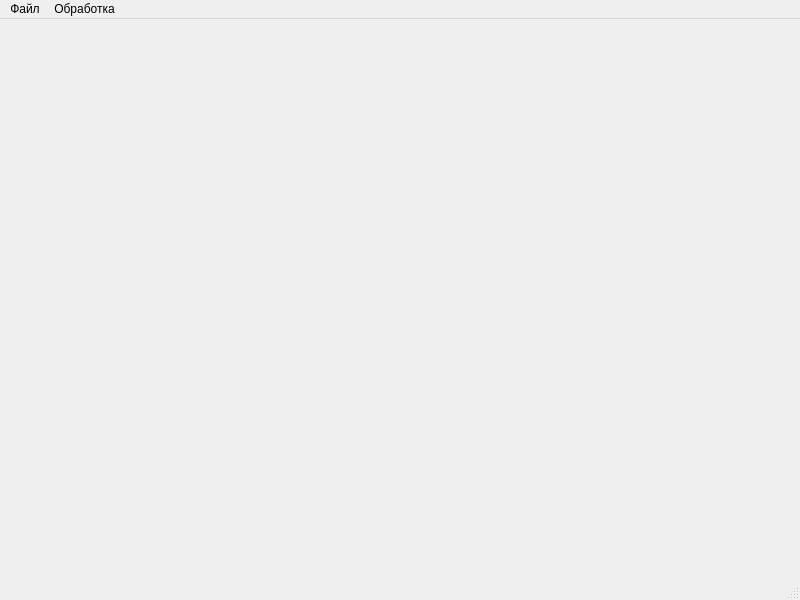
This is lab_EData/forms/qt_forms/mainwindow.ui in ziminyuri/experimental_data as Qt 5 draws it before an edit. The edited form follows.
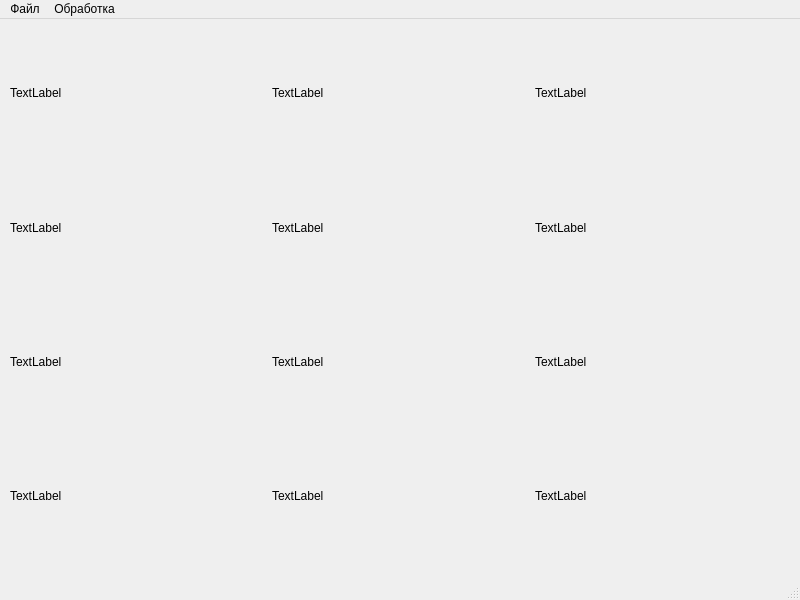
This is the edited form.

Patch:
```diff
--- a/lab_EData/forms/qt_forms/mainwindow.ui
+++ b/lab_EData/forms/qt_forms/mainwindow.ui
@@ -13,7 +13,107 @@
   <property name="windowTitle">
    <string>Обработка и анализ данных</string>
   </property>
-  <widget class="QWidget" name="centralwidget"/>
+  <widget class="QWidget" name="centralwidget">
+   <widget class="QWidget" name="gridLayoutWidget">
+    <property name="geometry">
+     <rect>
+      <x>10</x>
+      <y>10</y>
+      <width>781</width>
+      <height>531</height>
+     </rect>
+    </property>
+    <layout class="QGridLayout" name="gridLayout">
+     <item row="0" column="0">
+      <widget class="QLabel" name="label_for_model_1">
+       <property name="autoFillBackground">
+        <bool>false</bool>
+       </property>
+       <property name="text">
+        <string>TextLabel</string>
+       </property>
+      </widget>
+     </item>
+     <item row="2" column="1">
+      <widget class="QLabel" name="label_for_model_4">
+       <property name="text">
+        <string>TextLabel</string>
+       </property>
+      </widget>
+     </item>
+     <item row="1" column="0">
+      <widget class="QLabel" name="label_model_1">
+       <property name="text">
+        <string>TextLabel</string>
+       </property>
+      </widget>
+     </item>
+     <item row="2" column="0">
+      <widget class="QLabel" name="label_for_model_2">
+       <property name="text">
+        <string>TextLabel</string>
+       </property>
+      </widget>
+     </item>
+     <item row="0" column="2">
+      <widget class="QLabel" name="label_for_model_5">
+       <property name="text">
+        <string>TextLabel</string>
+       </property>
+      </widget>
+     </item>
+     <item row="0" column="1">
+      <widget class="QLabel" name="label_for_model_3">
+       <property name="text">
+        <string>TextLabel</string>
+       </property>
+      </widget>
+     </item>
+     <item row="2" column="2">
+      <widget class="QLabel" name="label_for_model_6">
+       <property name="text">
+        <string>TextLabel</string>
+       </property>
+      </widget>
+     </item>
+     <item row="3" column="0">
+      <widget class="QLabel" name="label_model_2">
+       <property name="text">
+        <string>TextLabel</string>
+       </property>
+      </widget>
+     </item>
+     <item row="1" column="1">
+      <widget class="QLabel" name="label_model_3">
+       <property name="text">
+        <string>TextLabel</string>
+       </property>
+      </widget>
+     </item>
+     <item row="3" column="1">
+      <widget class="QLabel" name="label_model_4">
+       <property name="text">
+        <string>TextLabel</string>
+       </property>
+      </widget>
+     </item>
+     <item row="1" column="2">
+      <widget class="QLabel" name="label_model_5">
+       <property name="text">
+        <string>TextLabel</string>
+       </property>
+      </widget>
+     </item>
+     <item row="3" column="2">
+      <widget class="QLabel" name="label_model_6">
+       <property name="text">
+        <string>TextLabel</string>
+       </property>
+      </widget>
+     </item>
+    </layout>
+   </widget>
+  </widget>
   <widget class="QMenuBar" name="menubar">
    <property name="geometry">
     <rect>
```
Left out of the diff: 39 changed lines with no effect on the pictures.
